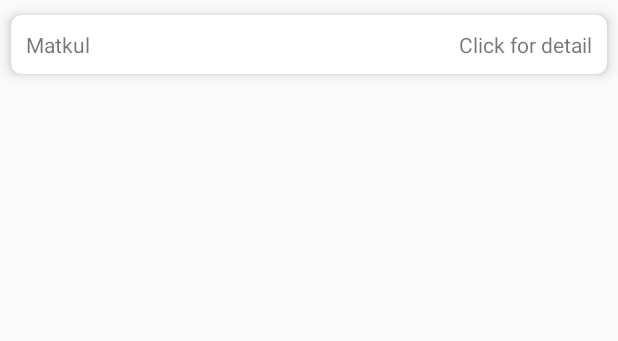
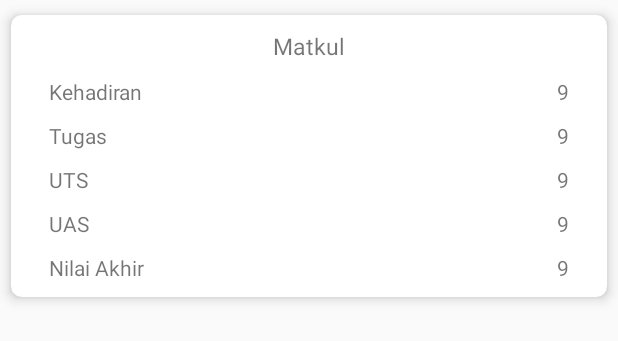
Before and after one commit to IniReksa/AkademikAkatek, an Android app: the layout item_rvnilai.xml on its own in the app's theme, with its tools: preview values and no code run, on a phone screen of 412 x 824 dp. Shown: the top 341 px of the screen. Run offline under Robolectric (Android 15) with nearby library versions, the phone set to English and light mode, and no system bars.

Commit message:
fregment nilai sesuai db

```diff
--- a/app/src/main/java/com/inireksa/akademikakatek/Adapter/RvNilai.java
+++ b/app/src/main/java/com/inireksa/akademikakatek/Adapter/RvNilai.java
@@ -1,6 +1,9 @@
 package com.inireksa.akademikakatek.Adapter;
 
+import android.app.Dialog;
 import android.content.Context;
+import android.graphics.Color;
+import android.graphics.drawable.ColorDrawable;
 import android.support.v7.widget.RecyclerView;
 import android.util.Log;
 import android.view.LayoutInflater;
@@ -40,6 +43,12 @@ public class RvNilai extends RecyclerView.Adapter<RvNilai.ViewHolder> {
     public void onBindViewHolder(ViewHolder holder, int position) {
         Nilai itemnilai = nilais.get(position);
         holder.matkul.setText(itemnilai.NamaMk);
+        holder.hadir.setText(itemnilai.Kehadiran);
+        holder.hadir.setText(itemnilai.Kehadiran);
+        holder.tugas.setText(itemnilai.Tugas);
+        holder.uts.setText(itemnilai.Uts);
+        holder.uas.setText(itemnilai.Uas);
+        holder.nilaiAkhir.setText(itemnilai.NilaiAkhir);
     }
 
     @Override
@@ -49,14 +58,17 @@ public class RvNilai extends RecyclerView.Adapter<RvNilai.ViewHolder> {
 
     public class ViewHolder extends RecyclerView.ViewHolder{
 
-        TextView matkul, detailnilai;
+        TextView matkul, hadir, tugas, uts, uas, nilaiAkhir;
 
         public ViewHolder(View itemView) {
             super(itemView);
 
             matkul = itemView.findViewById(R.id.matkulnilai);
-            detailnilai = itemView.findViewById(R.id.detailNilai);
+            hadir = itemView.findViewById(R.id.nilaihadir);
+            tugas = itemView.findViewById(R.id.nilaitugas);
+            uts = itemView.findViewById(R.id.nilaiuts);
+            uas = itemView.findViewById(R.id.nilaiuas);
+            nilaiAkhir = itemView.findViewById(R.id.nilaiakhir);
         }
-
     }
 }
--- a/app/src/main/java/com/inireksa/akademikakatek/Fragment/NilaiFragment.java
+++ b/app/src/main/java/com/inireksa/akademikakatek/Fragment/NilaiFragment.java
@@ -69,44 +69,44 @@ public class NilaiFragment extends Fragment {
         rvNilai.setLayoutManager(layoutManager);
         loadDataSemester();
         //klik recyclerview
-        rvNilai.addOnItemTouchListener(new RecyclerView.OnItemTouchListener() {
-            GestureDetector gestureDetector = new GestureDetector(getContext(), new GestureDetector.SimpleOnGestureListener(){
-                @Override
-                public boolean onSingleTapUp(MotionEvent e) {
-                    return true;
-                }
-            });
-
-            @Override
-            public boolean onInterceptTouchEvent(RecyclerView rv, MotionEvent e) {
-                View child = rvNilai.findChildViewUnder(e.getX(), e.getY());
-                if (child!= null && gestureDetector.onTouchEvent(e)){
-                    int position = rvNilai.getChildAdapterPosition(child);
-
-                    mydialog = new Dialog(getContext());
-                    mydialog.setContentView(R.layout.dialog_nilai);
-                    mydialog.getWindow().setBackgroundDrawable(new ColorDrawable(Color.TRANSPARENT));
-                    TextView dialogHadir = mydialog.findViewById(R.id.nilaihadir);
-                    TextView dialogTugas = mydialog.findViewById(R.id.nilaitugas);
-                    TextView dialogUts = mydialog.findViewById(R.id.nilaiuts);
-                    TextView dialogUas = mydialog.findViewById(R.id.nilaiuas);
-                    TextView dialogNilaiAkhir = mydialog.findViewById(R.id.nilaiakhir);
-                    mydialog.show();
-                    Toast.makeText(getContext(), "Matkul " +position, Toast.LENGTH_SHORT).show();
-                }
-                return false;
-            }
-
-            @Override
-            public void onTouchEvent(RecyclerView rv, MotionEvent e) {
-
-            }
-
-            @Override
-            public void onRequestDisallowInterceptTouchEvent(boolean disallowIntercept) {
-
-            }
-        });
+//        rvNilai.addOnItemTouchListener(new RecyclerView.OnItemTouchListener() {
+//            GestureDetector gestureDetector = new GestureDetector(getContext(), new GestureDetector.SimpleOnGestureListener(){
+//                @Override
+//                public boolean onSingleTapUp(MotionEvent e) {
+//                    return true;
+//                }
+//            });
+//
+//            @Override
+//            public boolean onInterceptTouchEvent(RecyclerView rv, MotionEvent e) {
+//                View child = rvNilai.findChildViewUnder(e.getX(), e.getY());
+//                if (child!= null && gestureDetector.onTouchEvent(e)){
+//                    int position = rvNilai.getChildAdapterPosition(child);
+//
+//                    mydialog = new Dialog(getContext());
+//                    mydialog.setContentView(R.layout.dialog_nilai);
+//                    mydialog.getWindow().setBackgroundDrawable(new ColorDrawable(Color.TRANSPARENT));
+//                    TextView dialogHadir = mydialog.findViewById(R.id.nilaihadir);
+//                    TextView dialogTugas = mydialog.findViewById(R.id.nilaitugas);
+//                    TextView dialogUts = mydialog.findViewById(R.id.nilaiuts);
+//                    TextView dialogUas = mydialog.findViewById(R.id.nilaiuas);
+//                    TextView dialogNilaiAkhir = mydialog.findViewById(R.id.nilaiakhir);
+//                    mydialog.show();
+//                    Toast.makeText(getContext(), "Matkul " +position, Toast.LENGTH_SHORT).show();
+//                }
+//                return false;
+//            }
+//
+//            @Override
+//            public void onTouchEvent(RecyclerView rv, MotionEvent e) {
+//
+//            }
+//
+//            @Override
+//            public void onRequestDisallowInterceptTouchEvent(boolean disallowIntercept) {
+//
+//            }
+//        });
 
         return v;
     }
--- a/app/src/main/res/layout/item_rvnilai.xml
+++ b/app/src/main/res/layout/item_rvnilai.xml
@@ -1,32 +1,133 @@
 <?xml version="1.0" encoding="utf-8"?>
 <LinearLayout xmlns:android="http://schemas.android.com/apk/res/android"
+    xmlns:app="http://schemas.android.com/apk/res-auto"
     android:layout_width="match_parent"
     android:layout_height="wrap_content"
-    xmlns:app="http://schemas.android.com/apk/res-auto"
-    android:orientation="horizontal">
+    android:orientation="vertical">
 
     <android.support.v7.widget.CardView
         android:layout_width="match_parent"
         android:layout_height="wrap_content"
+        app:cardCornerRadius="7dp"
+        app:cardElevation="5dp"
         app:cardPreventCornerOverlap="true"
-        app:cardUseCompatPadding="true"
-        app:cardCornerRadius="7dp"
-        app:cardElevation="5dp">
+        app:cardUseCompatPadding="true">
+
+        <LinearLayout
+            android:layout_width="match_parent"
+            android:layout_height="wrap_content"
+            android:gravity="center_horizontal"
+            android:orientation="vertical">
+
             <TextView
-                android:layout_margin="10dp"
                 android:id="@+id/matkulnilai"
                 android:layout_width="wrap_content"
                 android:layout_height="wrap_content"
-                android:text="Matkul"/>
+                android:layout_margin="10dp"
+                android:text="Matkul"
+                android:textSize="15sp" />
 
-            <TextView
-                android:id="@+id/detailNilai"
-                android:layout_margin="10dp"
-                android:layout_gravity="end"
-                android:layout_width="wrap_content"
+            <RelativeLayout
+                android:layout_width="match_parent"
                 android:layout_height="wrap_content"
-                android:text="Click for detail"
-                android:gravity="end"/>
+                android:paddingLeft="25dp"
+                android:paddingRight="25dp"
+                android:paddingBottom="10dp">
+
+                <TextView
+                    android:layout_width="wrap_content"
+                    android:layout_height="wrap_content"
+                    android:text="Kehadiran" />
+
+                <TextView
+                    android:id="@+id/nilaihadir"
+                    android:layout_width="wrap_content"
+                    android:layout_height="wrap_content"
+                    android:layout_alignParentRight="true"
+                    android:text="9" />
+            </RelativeLayout>
+
+            <RelativeLayout
+                android:layout_width="match_parent"
+                android:layout_height="wrap_content"
+                android:paddingLeft="25dp"
+                android:paddingRight="25dp"
+                android:paddingBottom="10dp">
+
+                <TextView
+                    android:layout_width="wrap_content"
+                    android:layout_height="wrap_content"
+                    android:text="Tugas" />
+
+                <TextView
+                    android:id="@+id/nilaitugas"
+                    android:layout_width="wrap_content"
+                    android:layout_height="wrap_content"
+                    android:layout_alignParentRight="true"
+                    android:text="9" />
+            </RelativeLayout>
+
+            <RelativeLayout
+                android:layout_width="match_parent"
+                android:layout_height="wrap_content"
+                android:paddingLeft="25dp"
+                android:paddingRight="25dp"
+                android:paddingBottom="10dp">
+
+                <TextView
+                    android:layout_width="wrap_content"
+                    android:layout_height="wrap_content"
+                    android:text="UTS" />
+
+                <TextView
+                    android:id="@+id/nilaiuts"
+                    android:layout_width="wrap_content"
+                    android:layout_height="wrap_content"
+                    android:layout_alignParentRight="true"
+                    android:text="9" />
+            </RelativeLayout>
+
+            <RelativeLayout
+                android:layout_width="match_parent"
+                android:layout_height="wrap_content"
+                android:paddingLeft="25dp"
+                android:paddingRight="25dp"
+                android:paddingBottom="10dp">
+
+                <TextView
+                    android:layout_width="wrap_content"
+                    android:layout_height="wrap_content"
+                    android:text="UAS" />
+
+                <TextView
+                    android:id="@+id/nilaiuas"
+                    android:layout_width="wrap_content"
+                    android:layout_height="wrap_content"
+                    android:layout_alignParentRight="true"
+                    android:text="9" />
+            </RelativeLayout>
+
+            <RelativeLayout
+                android:layout_width="match_parent"
+                android:layout_height="wrap_content"
+                android:paddingLeft="25dp"
+                android:paddingRight="25dp"
+                android:paddingBottom="10dp">
+
+                <TextView
+                    android:layout_width="wrap_content"
+                    android:layout_height="wrap_content"
+                    android:text="Nilai Akhir" />
+
+                <TextView
+                    android:id="@+id/nilaiakhir"
+                    android:layout_width="wrap_content"
+                    android:layout_height="wrap_content"
+                    android:layout_alignParentRight="true"
+                    android:text="9" />
+            </RelativeLayout>
+
+        </LinearLayout>
 
     </android.support.v7.widget.CardView>
 
```
